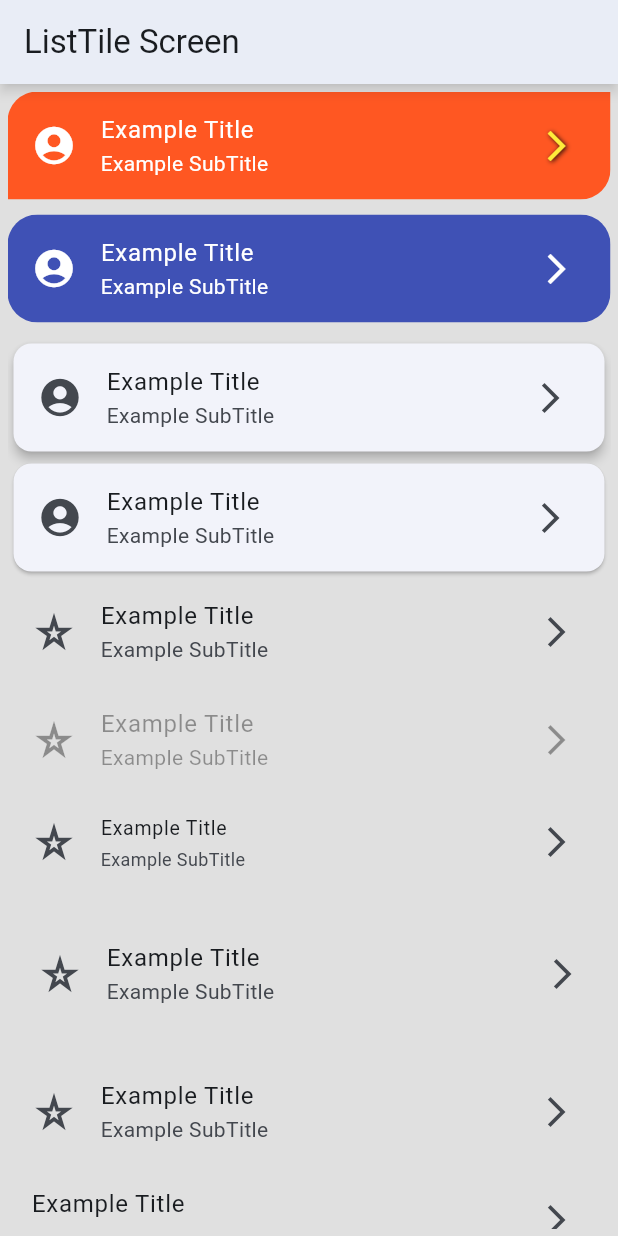
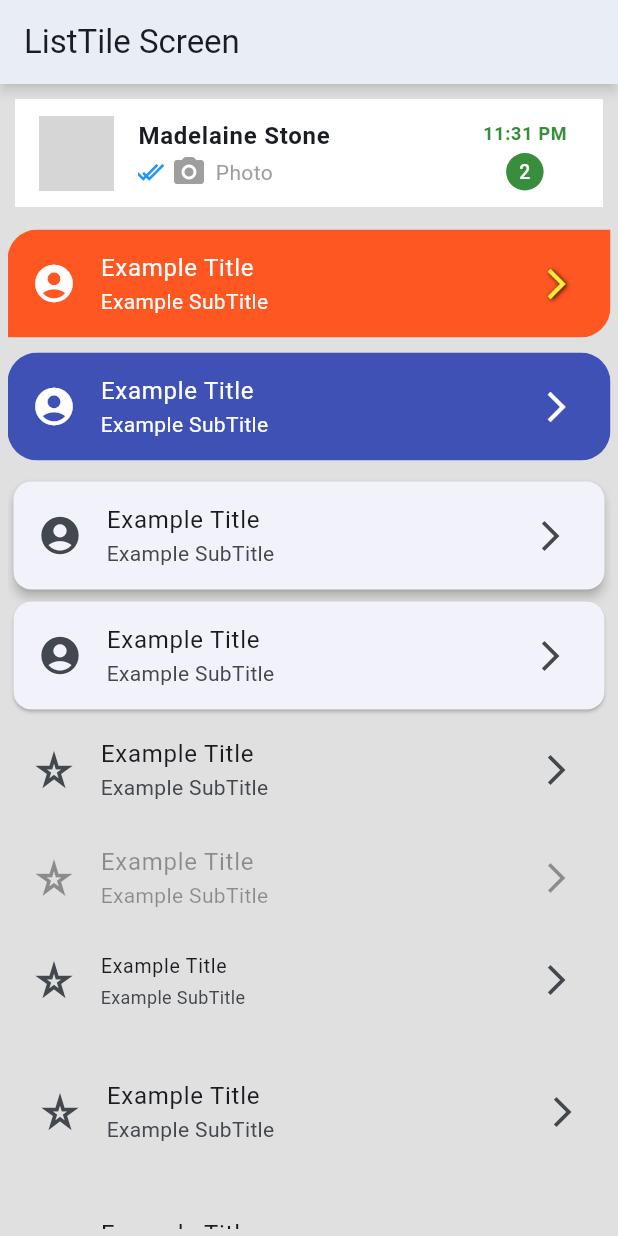
Before and after one commit to danlej/widgets_app, a Flutter app: the ListTileScreen screen opened by its route, on a phone screen of 412 x 824 dp. Run offline on Flutter 3.47's test engine with Material 3 defaults, Android fonts, the phone set to English and light mode, and no system bars; our stand-ins replace animate_do, flutter_riverpod, go_router; network calls fail; grey boxes are pictures that could not be loaded.

Commit message:
A new list tile has been added to the "ListTile screen".

```diff
--- a/lib/presentation/screens/ListTile/list_tile_screen.dart
+++ b/lib/presentation/screens/ListTile/list_tile_screen.dart
@@ -1,6 +1,7 @@
 // ignore_for_file: avoid_print
 
 import 'package:flutter/material.dart';
+import 'package:widgets_app/presentation/widgets/circular_avatar.dart';
 
 class ListTileScreen extends StatelessWidget {
   static const String name = 'list_tile';
@@ -31,7 +32,51 @@ class _ListTileView extends StatelessWidget {
       child: ListView(
         children: [
           Padding(
-            padding: const EdgeInsets.only(bottom: 10),
+            padding: const EdgeInsets.all(5.0),
+            child: Material(
+              child: ListTile(
+                leading: const CircularAvatar(backgroundImage: 'assets/images/woman.png'),
+                title: const Text(
+                  'Madelaine Stone',
+                  style: TextStyle(fontWeight: FontWeight.bold),
+                ),
+                subtitle: const Row(
+                  spacing: 2,
+                  children: [
+                    Stack(children: [
+                      Icon(Icons.check, size: 20, color: Colors.blue),
+                      Positioned(right: 4, child: Icon(Icons.check, size: 20, color: Colors.blue)),
+                    ]),
+                    Icon(Icons.camera_alt_rounded, color: Colors.grey),
+                    Text(' Photo', style: TextStyle(color: Colors.grey)),
+                  ],
+                ),
+                trailing: Padding(
+                  padding: const EdgeInsets.only(top: 6),
+                  child: Column(
+                    spacing: 5,
+                    children: [
+                      Text(
+                        '11:31 PM',
+                        style: TextStyle(fontWeight: FontWeight.bold, fontSize: 12, color: Colors.green[700]),
+                      ),
+                      Container(
+                        height: 25,
+                        width: 25,
+                        decoration: BoxDecoration(shape: BoxShape.circle, color: Colors.green[700]),
+                        child: const Center(
+                          child: Text('2', style: TextStyle(fontSize: 13, color: Colors.white)),
+                        ),
+                      ),
+                    ],
+                  ),
+                ),
+                tileColor: Colors.white,
+              ),
+            ),
+          ),
+          Padding(
+            padding: const EdgeInsets.symmetric(vertical: 10),
             child: Material(
               color: Colors.grey[300],
               child: ListTile(
--- a/lib/presentation/screens/infinite_scroll/infinite_scroll_screen.dart
+++ b/lib/presentation/screens/infinite_scroll/infinite_scroll_screen.dart
@@ -22,8 +22,7 @@ class _InfiniteScrollScreenState extends State<InfiniteScrollScreen> {
     super.initState();
 
     scrollController.addListener(() {
-      if ((scrollController.position.pixels + 500) >=
-          scrollController.position.maxScrollExtent) {
+      if ((scrollController.position.pixels + 500) >= scrollController.position.maxScrollExtent) {
         // Load next page
         loadNextPage();
       }
@@ -70,12 +69,12 @@ class _InfiniteScrollScreenState extends State<InfiniteScrollScreen> {
   }
 
   void moveScrollToBottom() {
-    if (scrollController.position.pixels + 100 <=
-        scrollController.position.maxScrollExtent) return;
+    if (scrollController.position.pixels + 100 <= scrollController.position.maxScrollExtent) {
+      return;
+    }
 
     scrollController.animateTo(scrollController.position.pixels + 120,
-        duration: const Duration(milliseconds: 300),
-        curve: Curves.fastOutSlowIn);
+        duration: const Duration(milliseconds: 300), curve: Curves.fastOutSlowIn);
   }
 
   void addFiveImages() {
@@ -104,10 +103,8 @@ class _InfiniteScrollScreenState extends State<InfiniteScrollScreen> {
                   fit: BoxFit.cover,
                   width: double.infinity,
                   height: 300,
-                  placeholder:
-                      const AssetImage('assets/images/jar-loading.gif'),
-                  image: NetworkImage(
-                      'https://picsum.photos/id/${imagesIds[index]}/500/300'));
+                  placeholder: const AssetImage('assets/images/jar-loading.gif'),
+                  image: NetworkImage('https://picsum.photos/id/${imagesIds[index]}/500/300'));
             },
           ),
         ),
--- /dev/null
+++ b/lib/presentation/widgets/circular_avatar.dart
@@ -0,0 +1,22 @@
+import 'package:flutter/material.dart';
+
+class CircularAvatar extends StatelessWidget {
+  final String backgroundImage;
+
+  const CircularAvatar({super.key, required this.backgroundImage});
+
+  @override
+  Widget build(BuildContext context) {
+    return Container(
+      height: 50,
+      width: 50,
+      decoration: BoxDecoration(
+        shape: BoxShape.circle,
+        image: DecorationImage(
+          fit: BoxFit.cover,
+          image: AssetImage(backgroundImage),
+        ),
+      ),
+    );
+  }
+}
```
Also changed, not shown: assets/Images/woman.png (added).
